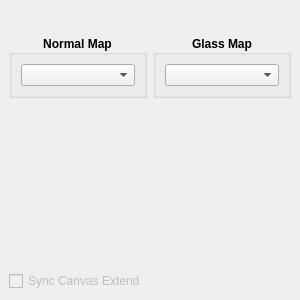
This is ui.resources/Ui_Magnifier.ui in All4Gis/MagnifyingGlass as Qt 5 draws it before an edit. The edited form follows.
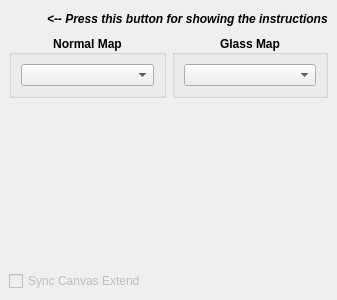
This is the edited form. Icons and pictures are not drawn.

Commit message:
Update instructions for use it (About Button).
Update instructions for use it (About Button).

Diff of the .ui file:
```diff
--- a/ui.resources/Ui_Magnifier.ui
+++ b/ui.resources/Ui_Magnifier.ui
@@ -6,13 +6,13 @@
    <rect>
     <x>0</x>
     <y>0</y>
-    <width>300</width>
+    <width>325</width>
     <height>300</height>
    </rect>
   </property>
   <property name="minimumSize">
    <size>
-    <width>300</width>
+    <width>325</width>
     <height>300</height>
    </size>
   </property>
@@ -26,6 +26,11 @@
   <widget class="QWidget" name="dockWidgetContents">
    <layout class="QVBoxLayout" name="verticalLayout">
     <item>
+     <layout class="QFormLayout" name="formLayout">
+      <property name="fieldGrowthPolicy">
+       <enum>QFormLayout::AllNonFixedFieldsGrow</enum>
+      </property>
+      <item row="0" column="0">
      <widget class="QPushButton" name="infoButton">
       <property name="sizePolicy">
        <sizepolicy hsizetype="Maximum" vsizetype="Preferred">
@@ -65,6 +70,22 @@
        <bool>false</bool>
       </property>
      </widget>
+      </item>
+      <item row="0" column="1">
+       <widget class="QLabel" name="label_2">
+        <property name="font">
+         <font>
+          <weight>75</weight>
+          <italic>true</italic>
+          <bold>true</bold>
+         </font>
+        </property>
+        <property name="text">
+         <string>&lt;-- Press this button for showing the instructions</string>
+        </property>
+       </widget>
+      </item>
+     </layout>
     </item>
     <item>
      <layout class="QHBoxLayout" name="horizontalLayout_2">
```
Left out of the diff: 2 changed lines with no effect on the pictures. Lines whose indentation alone changed are shown as unchanged. The commit also changes 6 other files.
